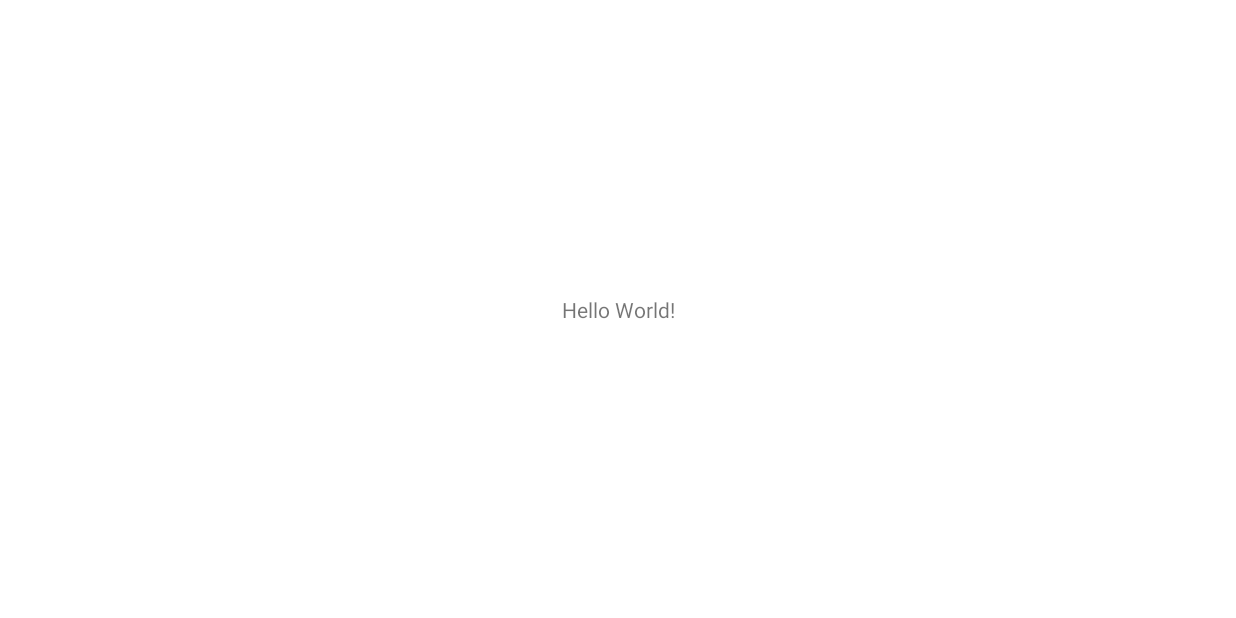
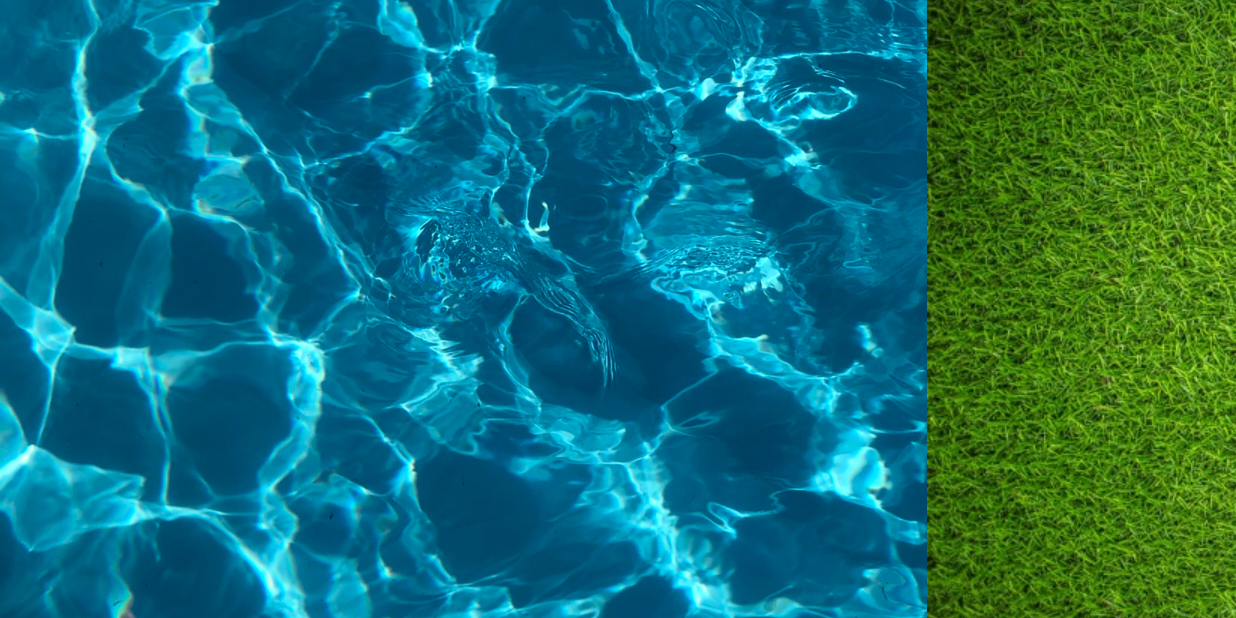
Before and after one commit to daniel-rajakumar/12th_whackAMole, an Android app: the screen it shows after launch (MainActivity), on a phone screen of 824 x 412 dp (held sideways). Before the commit the screen is almost empty. Run offline under Robolectric (Android 15) with nearby library versions, the phone set to English and light mode, and no system bars.

Commit message:
added background images - ocean and land.

```diff
--- a/app/src/main/res/layout/activity_main.xml
+++ b/app/src/main/res/layout/activity_main.xml
@@ -6,13 +6,32 @@
     android:layout_height="match_parent"
     tools:context=".MainActivity">
 
-    <TextView
+    <ImageView
+        android:id="@+id/imageView"
         android:layout_width="wrap_content"
         android:layout_height="wrap_content"
-        android:text="Hello World!"
+        android:scaleType="centerCrop"
         app:layout_constraintBottom_toBottomOf="parent"
-        app:layout_constraintLeft_toLeftOf="parent"
-        app:layout_constraintRight_toRightOf="parent"
-        app:layout_constraintTop_toTopOf="parent" />
+        app:layout_constraintStart_toStartOf="@+id/guideline2"
+        app:layout_constraintTop_toTopOf="parent"
+        app:layout_constraintVertical_bias="0.0"
+        app:srcCompat="@drawable/grass" />
 
+    <ImageView
+        android:id="@+id/imageView2"
+        android:layout_width="0dp"
+        android:layout_height="wrap_content"
+        android:scaleType="centerCrop"
+        app:layout_constraintBottom_toBottomOf="parent"
+        app:layout_constraintEnd_toStartOf="@+id/guideline2"
+        app:layout_constraintStart_toStartOf="parent"
+        app:layout_constraintTop_toTopOf="parent"
+        app:srcCompat="@drawable/water" />
+
+    <androidx.constraintlayout.widget.Guideline
+        android:id="@+id/guideline2"
+        android:layout_width="wrap_content"
+        android:layout_height="wrap_content"
+        android:orientation="vertical"
+        app:layout_constraintGuide_percent="0.75" />
 </androidx.constraintlayout.widget.ConstraintLayout>
```
Also changed, not shown: app/src/main/res/drawable/grass.jpg (added), app/src/main/res/drawable/water.jpg (added).
